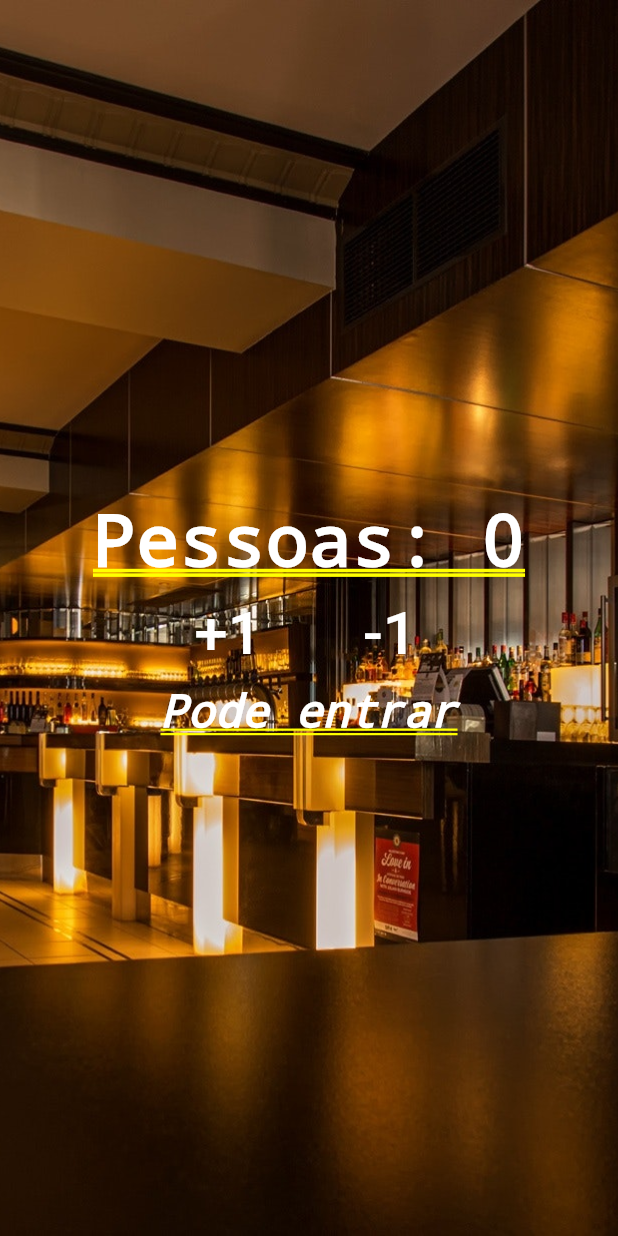
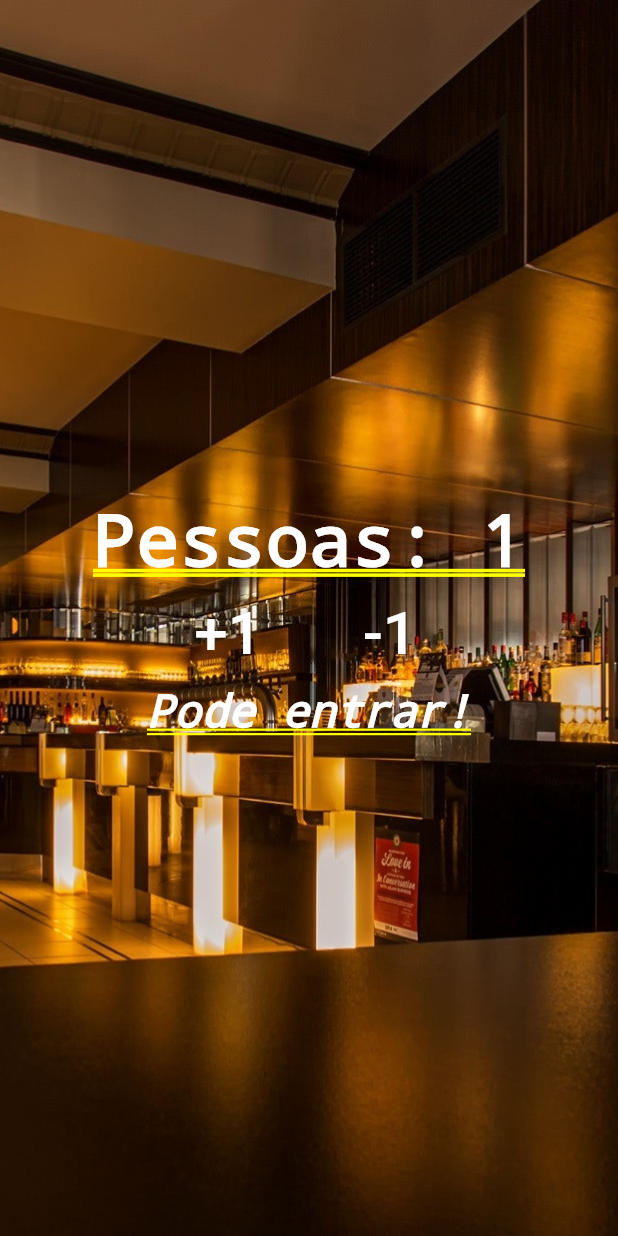
Before and after one commit to ArturSantos30/flutter_training, a Flutter app: the screen it shows after launch, after a tap on "+1", on a phone screen of 412 x 824 dp. Run offline on Flutter 3.47's test engine with Material 2 defaults, Android fonts, the phone set to English and light mode, and no system bars.

Commit message:
Contador de pessoas implementado

```diff
--- a/contador_de_pessoas/lib/main.dart
+++ b/contador_de_pessoas/lib/main.dart
@@ -3,7 +3,40 @@ import 'package:flutter/material.dart';
 void main() {
     runApp(MaterialApp(
         title: "Contador de Pessoas",
-        home: Stack(
+        home: Home()
+    ));
+}
+
+class Home extends StatefulWidget {
+  @override
+  _HomeState createState() => _HomeState();
+}
+
+class _HomeState extends State<Home> {
+
+  int _people = 0;
+  String _infoText = "Pode entrar!!!";
+
+  void _changePeople( int delta){
+    setState(() {
+      _people += delta;
+
+      if( _people < 0){
+        _infoText = "Mundo invertido?";
+      }
+      else if( _people <= 10){
+        _infoText = "Pode entrar!";
+      }
+      else{
+        _infoText = "Lotado!";
+      }
+
+    });
+  }
+
+  @override
+  Widget build(BuildContext context) {
+    return Stack(
           children: <Widget>[
             Image.asset(
               "images/restaurante.jpg",
@@ -13,7 +46,7 @@ void main() {
             Column(
             mainAxisAlignment: MainAxisAlignment.center,
             children: <Widget>[
-                Text("Pessoas: 0",
+                Text("Pessoas: $_people",
                 style: TextStyle(
                     color: Colors.white,
                     fontWeight: FontWeight.bold)
@@ -25,7 +58,9 @@ void main() {
                       padding: EdgeInsets.all(10.0),
                       child: FlatButton(
                         child: Text("+1", style: TextStyle(fontSize: 40.0, color: Colors.white)),
-                        onPressed: () {},
+                        onPressed: () {
+                          _changePeople(1);
+                        },
                       ),
                     ),
 
@@ -33,13 +68,15 @@ void main() {
                       padding: EdgeInsets.all(10.0),
                       child: FlatButton(
                         child: Text("-1", style: TextStyle(fontSize: 40.0, color: Colors.white)),
-                        onPressed: () {},
+                        onPressed: () {
+                          _changePeople(-1);
+                        },
                       ),
                     ),
 
                   ],
                 ),
-                Text("Pode entrar",
+                Text( _infoText,
                 style: TextStyle(
                     color: Colors.white,
                     fontStyle: FontStyle.italic,
@@ -48,6 +85,6 @@ void main() {
             ],
             )
           ]
-        )
-    ));
+        );
+  }
 }
```
